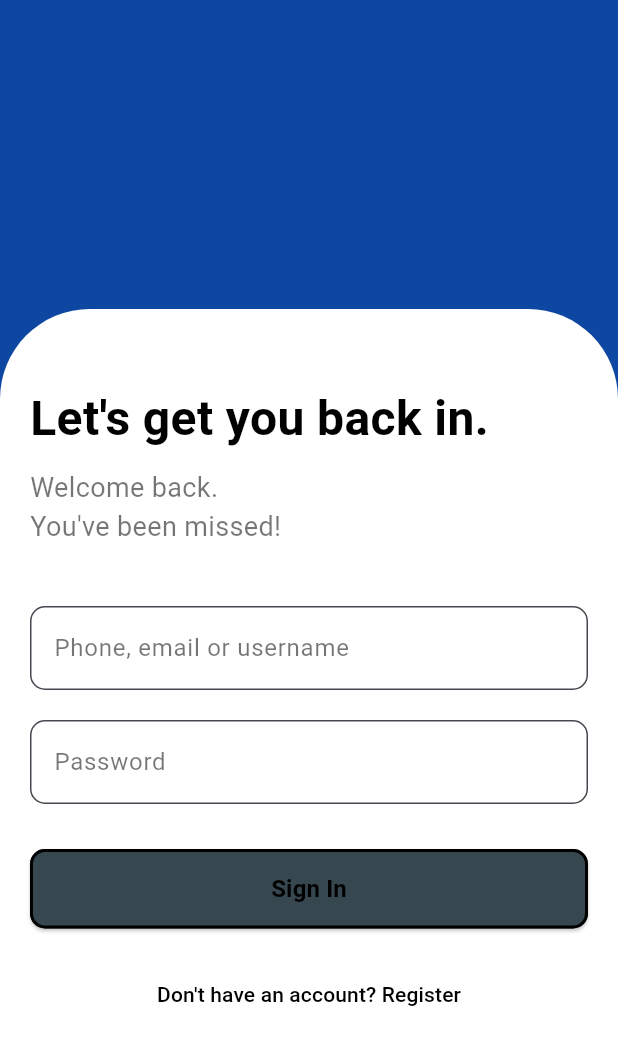
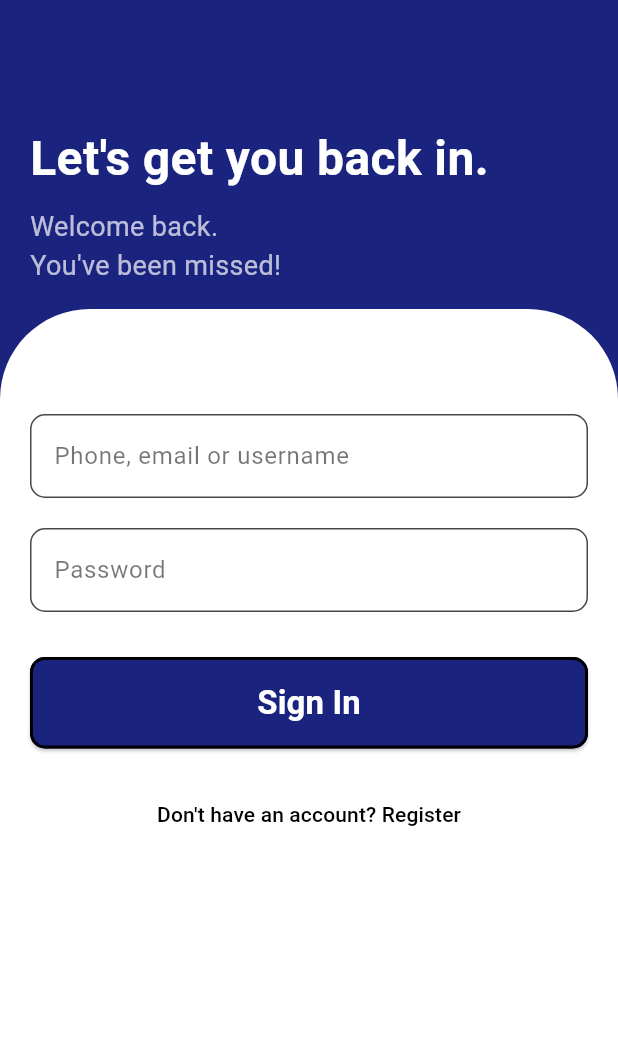
Before and after one commit to Tayebbb/AUSThir, a Flutter app: the screen it shows after launch, after a tap on "Sign In", on a phone screen of 412 x 824 dp. Shown: the top 1045 px of the screen. Run offline on Flutter 3.47's test engine with Material 3 defaults, Android fonts, the phone set to English and light mode, and no system bars.

Commit message:
Update login.dart

```diff
--- a/lib/login.dart
+++ b/lib/login.dart
@@ -8,9 +8,37 @@ class SignIn extends StatelessWidget {
   @override
   Widget build(BuildContext context) {
     return Scaffold(
-      backgroundColor: Colors.blue[900],
+      backgroundColor: Colors.indigo[900],
       body: Stack(
         children: [
+          Positioned(
+            top: MediaQuery.of(context).size.height * 0.10,
+            left: 20,
+            right: 0,
+            child: Column(
+              crossAxisAlignment: CrossAxisAlignment.start,
+              children: const [
+                Text(
+                  "Let's get you back in.",
+                  style: TextStyle(
+                    color: Colors.white,
+                    fontSize: 32,
+                    fontWeight: FontWeight.bold,
+                  ),
+                  textAlign: TextAlign.left,
+                ),
+                SizedBox(height: 10),
+                Text(
+                  "Welcome back.\nYou've been missed!",
+                  style: TextStyle(
+                    color: Colors.white70,
+                    fontSize: 18,
+                  ),
+                  textAlign: TextAlign.left,
+                ),
+              ],
+            ),
+          ),
           Positioned(
             top: MediaQuery.of(context).size.height * 0.25,
             left: 0,
@@ -29,23 +57,6 @@ class SignIn extends StatelessWidget {
                 child: Column(
                   crossAxisAlignment: CrossAxisAlignment.start,
                   children: [
-                    const SizedBox(height: 20),
-                    const Text(
-                      "Let's get you back in.",
-                      style: TextStyle(
-                        color: Colors.black,
-                        fontSize: 32,
-                        fontWeight: FontWeight.bold,
-                      ),
-                    ),
-                    const SizedBox(height: 10),
-                    const Text(
-                      "Welcome back.\nYou've been missed!",
-                      style: TextStyle(
-                        color: Colors.black54,
-                        fontSize: 18,
-                      ),
-                    ),
                     const SizedBox(height: 40),
                     TextField(
                       style: const TextStyle(color: Colors.black),
@@ -82,11 +93,11 @@ class SignIn extends StatelessWidget {
                         onPressed: () {
                           Navigator.push(
                             context,
-                            MaterialPageRoute(builder: (context) =>  HomePage()),
+                            MaterialPageRoute(builder: (context) => HomePage()),
                           );
                         },
                         style: ElevatedButton.styleFrom(
-                          backgroundColor: Colors.blueGrey[800],
+                          backgroundColor: Colors.indigo[900],
                           shape: RoundedRectangleBorder(
                             borderRadius: BorderRadius.circular(10),
                             side: const BorderSide(color: Colors.black, width: 2),
@@ -96,9 +107,9 @@ class SignIn extends StatelessWidget {
                         child: const Text(
                           "Sign In",
                           style: TextStyle(
-                            color: Colors.black,
+                            color: Colors.white,
                             fontWeight: FontWeight.bold,
-                            fontSize: 16,
+                            fontSize: 22,
                           ),
                         ),
                       ),
```
